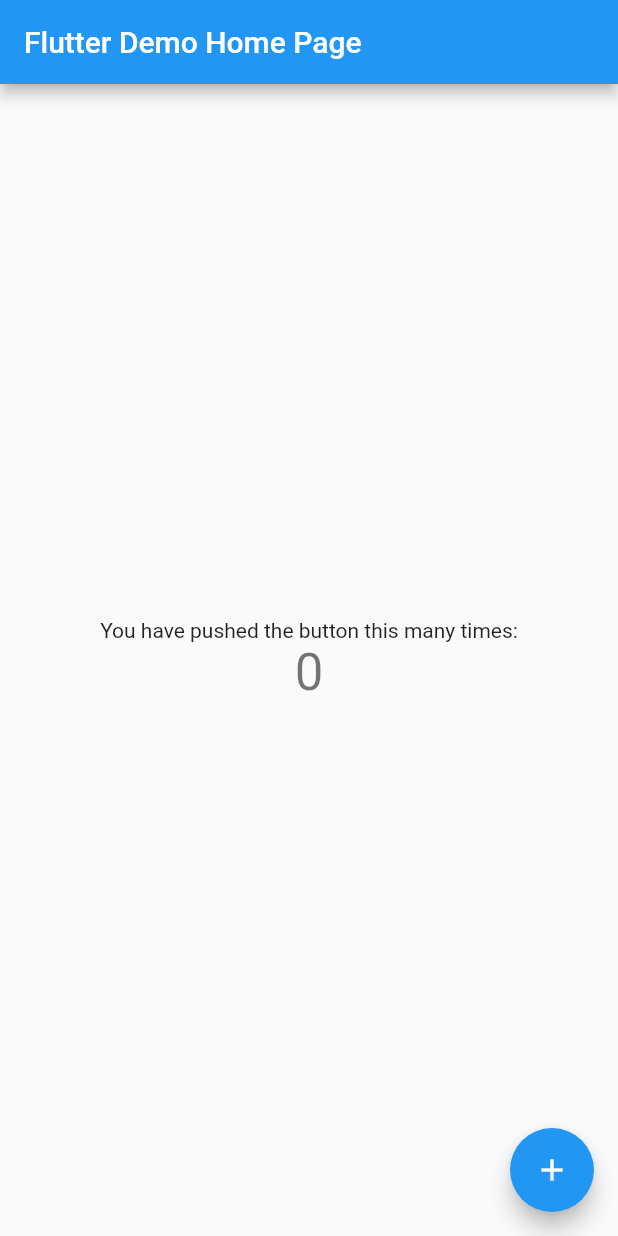
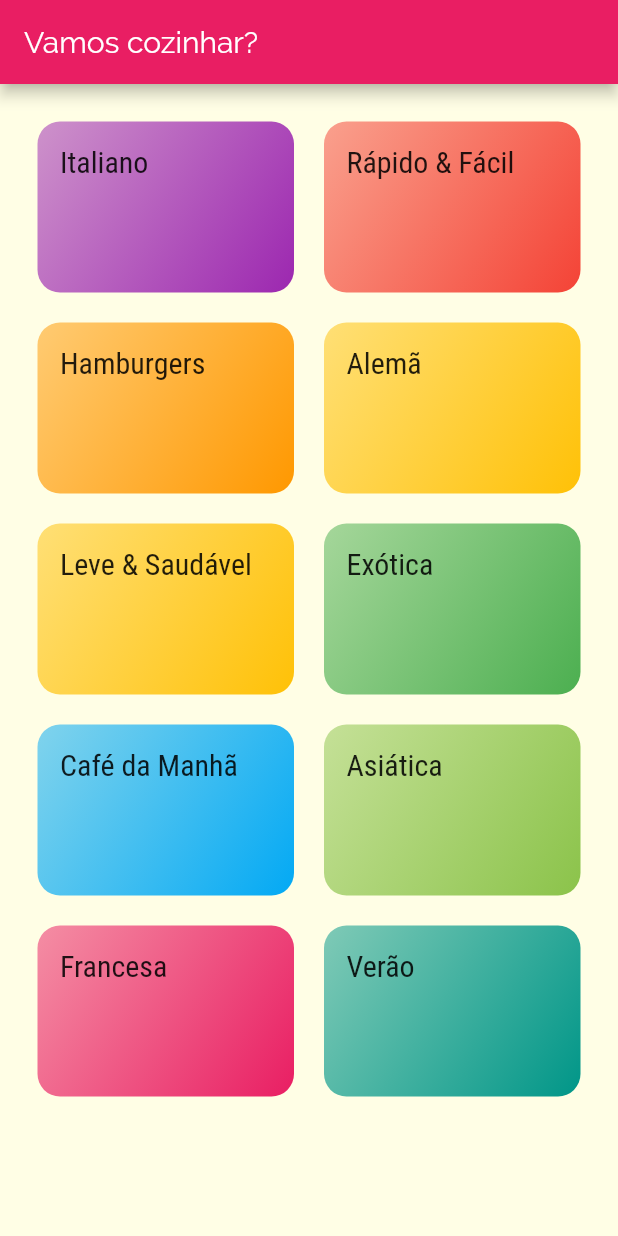
Before and after one commit to angelomedeiros/curso_flutter_cod3r, a Flutter app: the screen it shows after launch, on a phone screen of 412 x 824 dp. Run offline on Flutter 3.47's test engine with Material 2 defaults, Android fonts, the phone set to English and light mode, and no system bars.

Commit message:
Criando tela de receita

```diff
--- /dev/null
+++ b/projeto_foods/lib/components/category_item.dart
@@ -0,0 +1,44 @@
+import 'package:flutter/material.dart';
+import 'package:projeto_foods/models/category.dart';
+import 'package:projeto_foods/screens/categories_meals_screen.dart';
+
+class CategoryItem extends StatelessWidget {
+  final Category category;
+
+  const CategoryItem(this.category);
+
+  void _selectCategory(BuildContext context) {
+    Navigator.of(context).push(
+      MaterialPageRoute(
+        builder: (_) => CategoriesMealsScreen(),
+      ),
+    );
+  }
+
+  @override
+  Widget build(BuildContext context) {
+    return InkWell(
+      onTap: () => _selectCategory(context),
+      borderRadius: BorderRadius.circular(15),
+      splashColor: Theme.of(context).primaryColor,
+      child: Container(
+        child: Text(
+          category.title,
+          style: Theme.of(context).textTheme.headline6,
+        ),
+        decoration: BoxDecoration(
+          gradient: LinearGradient(
+            colors: [
+              category.color.withOpacity(0.5),
+              category.color,
+            ],
+            begin: Alignment.topLeft,
+            end: Alignment.bottomRight,
+          ),
+          borderRadius: BorderRadius.circular(15),
+        ),
+        padding: const EdgeInsets.all(15),
+      ),
+    );
+  }
+}
--- /dev/null
+++ b/projeto_foods/lib/data/dummy_data.dart
@@ -0,0 +1,56 @@
+import 'package:flutter/material.dart';
+
+import '../models/category.dart';
+
+const DUMMY_CATEGORIES = const [
+  Category(
+    id: 'c1',
+    title: 'Italiano',
+    color: Colors.purple,
+  ),
+  Category(
+    id: 'c2',
+    title: 'Rápido & Fácil',
+    color: Colors.red,
+  ),
+  Category(
+    id: 'c3',
+    title: 'Hamburgers',
+    color: Colors.orange,
+  ),
+  Category(
+    id: 'c4',
+    title: 'Alemã',
+    color: Colors.amber,
+  ),
+  Category(
+    id: 'c5',
+    title: 'Leve & Saudável',
+    color: Colors.amber,
+  ),
+  Category(
+    id: 'c6',
+    title: 'Exótica',
+    color: Colors.green,
+  ),
+  Category(
+    id: 'c7',
+    title: 'Café da Manhã',
+    color: Colors.lightBlue,
+  ),
+  Category(
+    id: 'c8',
+    title: 'Asiática',
+    color: Colors.lightGreen,
+  ),
+  Category(
+    id: 'c9',
+    title: 'Francesa',
+    color: Colors.pink,
+  ),
+  Category(
+    id: 'c10',
+    title: 'Verão',
+    color: Colors.teal,
+  ),
+];
--- a/projeto_foods/lib/main.dart
+++ b/projeto_foods/lib/main.dart
@@ -1,117 +1,26 @@
 import 'package:flutter/material.dart';
+import 'package:projeto_foods/screens/categories_screen.dart';
 
-void main() {
-  runApp(MyApp());
-}
+void main() => runApp(MyApp());
 
 class MyApp extends StatelessWidget {
-  // This widget is the root of your application.
   @override
   Widget build(BuildContext context) {
     return MaterialApp(
-      title: 'Flutter Demo',
+      title: 'Vamos cozinhar??',
       theme: ThemeData(
-        // This is the theme of your application.
-        //
-        // Try running your application with "flutter run". You'll see the
-        // application has a blue toolbar. Then, without quitting the app, try
-        // changing the primarySwatch below to Colors.green and then invoke
-        // "hot reload" (press "r" in the console where you ran "flutter run",
-        // or simply save your changes to "hot reload" in a Flutter IDE).
-        // Notice that the counter didn't reset back to zero; the application
-        // is not restarted.
-        primarySwatch: Colors.blue,
-        // This makes the visual density adapt to the platform that you run
-        // the app on. For desktop platforms, the controls will be smaller and
-        // closer together (more dense) than on mobile platforms.
-        visualDensity: VisualDensity.adaptivePlatformDensity,
+        primarySwatch: Colors.pink,
+        accentColor: Colors.amber,
+        fontFamily: 'Raleway',
+        canvasColor: Color.fromRGBO(255, 254, 229, 1),
+        textTheme: ThemeData.light().textTheme.copyWith(
+              headline6: TextStyle(
+                fontSize: 20,
+                fontFamily: 'RobotoCondensed',
+              ),
+            ),
       ),
-      home: MyHomePage(title: 'Flutter Demo Home Page'),
+      home: CategoriesScreen(),
     );
   }
 }
-
-class MyHomePage extends StatefulWidget {
-  MyHomePage({Key key, this.title}) : super(key: key);
-
-  // This widget is the home page of your application. It is stateful, meaning
-  // that it has a State object (defined below) that contains fields that affect
-  // how it looks.
-
-  // This class is the configuration for the state. It holds the values (in this
-  // case the title) provided by the parent (in this case the App widget) and
-  // used by the build method of the State. Fields in a Widget subclass are
-  // always marked "final".
-
-  final String title;
-
-  @override
-  _MyHomePageState createState() => _MyHomePageState();
-}
-
-class _MyHomePageState extends State<MyHomePage> {
-  int _counter = 0;
-
-  void _incrementCounter() {
-    setState(() {
-      // This call to setState tells the Flutter framework that something has
-      // changed in this State, which causes it to rerun the build method below
-      // so that the display can reflect the updated values. If we changed
-      // _counter without calling setState(), then the build method would not be
-      // called again, and so nothing would appear to happen.
-      _counter++;
-    });
-  }
-
-  @override
-  Widget build(BuildContext context) {
-    // This method is rerun every time setState is called, for instance as done
-    // by the _incrementCounter method above.
-    //
-    // The Flutter framework has been optimized to make rerunning build methods
-    // fast, so that you can just rebuild anything that needs updating rather
-    // than having to individually change instances of widgets.
-    return Scaffold(
-      appBar: AppBar(
-        // Here we take the value from the MyHomePage object that was created by
-        // the App.build method, and use it to set our appbar title.
-        title: Text(widget.title),
-      ),
-      body: Center(
-        // Center is a layout widget. It takes a single child and positions it
-        // in the middle of the parent.
-        child: Column(
-          // Column is also a layout widget. It takes a list of children and
-          // arranges them vertically. By default, it sizes itself to fit its
-          // children horizontally, and tries to be as tall as its parent.
-          //
-          // Invoke "debug painting" (press "p" in the console, choose the
-          // "Toggle Debug Paint" action from the Flutter Inspector in Android
-          // Studio, or the "Toggle Debug Paint" command in Visual Studio Code)
-          // to see the wireframe for each widget.
-          //
-          // Column has various properties to control how it sizes itself and
-          // how it positions its children. Here we use mainAxisAlignment to
-          // center the children vertically; the main axis here is the vertical
-          // axis because Columns are vertical (the cross axis would be
-          // horizontal).
-          mainAxisAlignment: MainAxisAlignment.center,
-          children: <Widget>[
-            Text(
-              'You have pushed the button this many times:',
-            ),
-            Text(
-              '$_counter',
-              style: Theme.of(context).textTheme.headline4,
-            ),
-          ],
-        ),
-      ),
-      floatingActionButton: FloatingActionButton(
-        onPressed: _incrementCounter,
-        tooltip: 'Increment',
-        child: Icon(Icons.add),
-      ), // This trailing comma makes auto-formatting nicer for build methods.
-    );
-  }
-}
--- /dev/null
+++ b/projeto_foods/lib/models/category.dart
@@ -0,0 +1,13 @@
+import 'package:flutter/material.dart';
+
+class Category {
+  final String id;
+  final String title;
+  final Color color;
+
+  const Category({
+    @required this.id,
+    @required this.title,
+    this.color,
+  });
+}
--- /dev/null
+++ b/projeto_foods/lib/screens/categories_meals_screen.dart
@@ -0,0 +1,15 @@
+import 'package:flutter/material.dart';
+
+class CategoriesMealsScreen extends StatelessWidget {
+  @override
+  Widget build(BuildContext context) {
+    return Scaffold(
+      appBar: AppBar(
+        title: Text('Receitas'),
+      ),
+      body: Center(
+        child: Text('Receitas por categoria'),
+      ),
+    );
+  }
+}
--- /dev/null
+++ b/projeto_foods/lib/screens/categories_screen.dart
@@ -0,0 +1,26 @@
+import 'package:flutter/material.dart';
+import 'package:projeto_foods/components/category_item.dart';
+import 'package:projeto_foods/data/dummy_data.dart';
+
+class CategoriesScreen extends StatelessWidget {
+  @override
+  Widget build(BuildContext context) {
+    return Scaffold(
+      appBar: AppBar(
+        title: Text('Vamos cozinhar?'),
+      ),
+      body: GridView(
+        padding: const EdgeInsets.all(25),
+        gridDelegate: SliverGridDelegateWithMaxCrossAxisExtent(
+          maxCrossAxisExtent: 200,
+          childAspectRatio: 3 / 2,
+          crossAxisSpacing: 20,
+          mainAxisSpacing: 20,
+        ),
+        children: [
+          ...DUMMY_CATEGORIES.map((category) => CategoryItem(category))
+        ],
+      ),
+    );
+  }
+}
```
Also changed, not shown: projeto_foods/pubspec.yaml (+17 -11 lines), projeto_foods/assets/fonts/Raleway-Black.ttf (added), projeto_foods/assets/fonts/Raleway-Bold.ttf (added), projeto_foods/assets/fonts/Raleway-Regular.ttf (added), projeto_foods/assets/fonts/RobotoCondensed-Bold.ttf (added), projeto_foods/assets/fonts/RobotoCondensed-Italic.ttf (added), projeto_foods/assets/fonts/RobotoCondensed-Light.ttf (added), projeto_foods/assets/fonts/RobotoCondensed-Regular.ttf (added), 1 other file.
